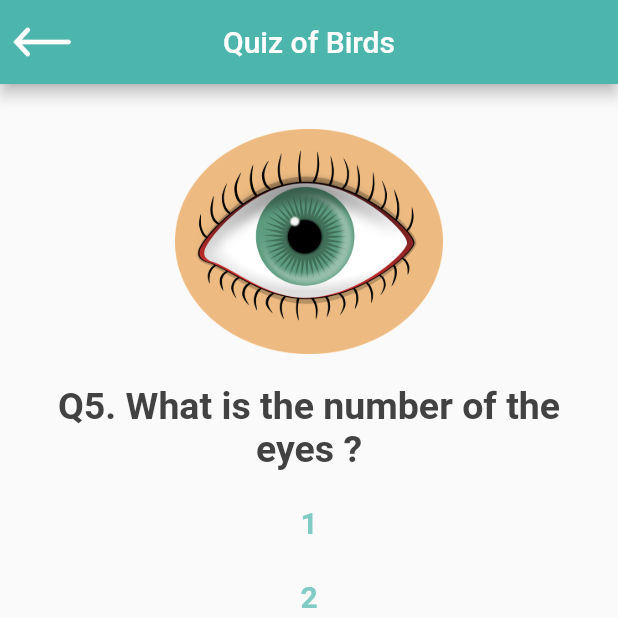
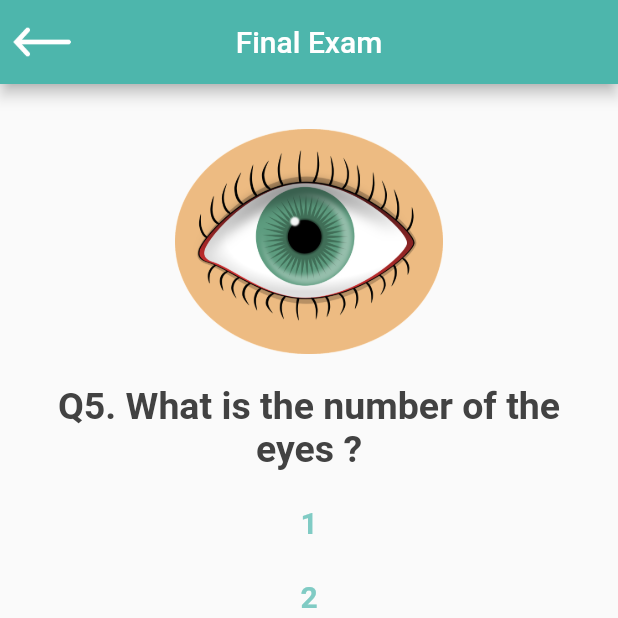
Before and after one commit to gihad5/child_GP, a Flutter app: the FinalExam screen opened directly, after a tap on "Next", on a phone screen of 412 x 824 dp, the top half of it. Run offline on Flutter 3.47's test engine with Material 2 defaults, Android fonts, the phone set to English and light mode, and no system bars; our stand-ins replace audioplayers, avatar_glow, carousel_slider, cloud_firestore, firebase_auth, firebase_core and 3 more; missing offline and left inert: dart:ffi; accounts and stored records are empty.

Commit message:
add score in firebase

```diff
--- a/lib/final.dart
+++ b/lib/final.dart
@@ -1,5 +1,7 @@
+import 'package:firebase_auth/firebase_auth.dart';
 import 'package:flutter/material.dart';
 import 'package:kido/finalexam2.dart';
+import 'package:cloud_firestore/cloud_firestore.dart';
 
 class FinalExam extends StatefulWidget {
   @override
@@ -7,8 +9,52 @@ class FinalExam extends StatefulWidget {
 }
 
 class _FinalExamState extends State<FinalExam> {
+  String myName = '';
+  String fatherName = '';
+  String motherName = '';
+  String myAge = '';
+  int totalScore = 0;
+
+  void getStudentInfo() {
+    final FirebaseFirestore _firestore = FirebaseFirestore.instance;
+    final CollectionReference _mainCollection = _firestore.collection('child');
+    String email = FirebaseAuth.instance.currentUser.email;
+
+    DocumentReference documentReferencer = _mainCollection.doc(email);
+    documentReferencer
+      ..get().then((value) {
+        myAge = value.data()["age"].toString();
+        motherName = value.data()["mother"].toString();
+        myName = value.data()["name"].toString();
+        fatherName = value.data()["father"].toString();
+        print('fffff' + fatherName);
+      });
+  }
+
   @override
   Widget build(BuildContext context) {
+    totalScore = 0;
+    final nameController = TextEditingController();
+    final ageController = TextEditingController();
+    final fatherController = TextEditingController();
+    final motherController = TextEditingController();
+
+    void calculateTotalScore() {
+      if (nameController.text.toString() == myName) {
+        totalScore += 2;
+      }
+      if (ageController.text.toString() == myAge) {
+        totalScore += 2;
+      }
+      if (fatherController.text.toString() == fatherName) {
+        totalScore += 2;
+      }
+      if (motherController.text.toString() == motherName) {
+        totalScore += 2;
+      }
+    }
+
+    getStudentInfo();
     return Scaffold(
       appBar: AppBar(
         leading: IconButton(
@@ -30,6 +76,7 @@ class _FinalExamState extends State<FinalExam> {
                 height: 16,
               ),
               TextField(
+                controller: nameController,
                 decoration: InputDecoration(
                   labelText: "Q1. What is your name?",
                   hintText: "",
@@ -48,6 +95,7 @@ class _FinalExamState extends State<FinalExam> {
                 height: 16,
               ),
               TextField(
+                controller: ageController,
                 decoration: InputDecoration(
                   labelText: "Q2. How old are you?",
                   hintText: "",
@@ -67,6 +115,7 @@ class _FinalExamState extends State<FinalExam> {
                 height: 16,
               ),
               TextField(
+                controller: fatherController,
                 decoration: InputDecoration(
                   labelText: "Q3. what is father's name?",
                   hintText: "",
@@ -86,6 +135,7 @@ class _FinalExamState extends State<FinalExam> {
                 height: 16,
               ),
               TextField(
+                controller: motherController,
                 decoration: InputDecoration(
                   labelText: "Q4. what is mother's name",
                   hintText: "",
@@ -110,8 +160,11 @@ class _FinalExamState extends State<FinalExam> {
                       shape: RoundedRectangleBorder(
                           borderRadius: BorderRadius.circular(20)),
                       onPressed: () {
-                        Navigator.push(context,
-                            MaterialPageRoute(builder: (context) => Final()));
+                        calculateTotalScore();
+                        Navigator.push(
+                            context,
+                            MaterialPageRoute(
+                                builder: (context) => Final(totalScore)));
                       },
                       color: Colors.teal[300],
                       child: Text(
--- a/lib/finalexam2.dart
+++ b/lib/finalexam2.dart
@@ -32,6 +32,9 @@ class Quiz extends StatelessWidget {
 }
 
 class Final extends StatefulWidget {
+  int totalScoree;
+  Final(this.totalScoree);
+
   @override
   _FinalState createState() => _FinalState();
 }
@@ -248,12 +251,18 @@ class _FinalState extends State<Final> {
   ];
 
   var _questionIndex = 0;
-  var _totalScore = 0;
+  int _totalScore = 0;
+
+  @override
+  void initState() {
+    _totalScore = widget.totalScoree;
+    print('totallll ' + _totalScore.toString());
+  }
 
   void _resetQuiz() {
     setState(() {
       _questionIndex = 0;
-      _totalScore = 0;
+      _totalScore = widget.totalScoree;
     });
   }
 
@@ -288,7 +297,7 @@ class _FinalState extends State<Final> {
           icon: Image.asset('images/arrow.png'),
         ),
         centerTitle: true,
-        title: Text('Quiz of Birds'),
+        title: Text('Final Exam'),
         backgroundColor: Colors.teal[300],
       ),
       body: Padding(
@@ -299,7 +308,7 @@ class _FinalState extends State<Final> {
                 questionIndex: _questionIndex,
                 questions: _questions,
               ) //Quiz
-            : Result(_totalScore, _resetQuiz),
+            : Result(_totalScore, _resetQuiz, "final exam"),
       ), //Padding
       //Scaffold
       // debugShowCheckedModeBanner: false,
--- a/lib/rana/day_quiz.dart
+++ b/lib/rana/day_quiz.dart
@@ -142,7 +142,7 @@ class _DaysQuizState extends State<DaysQuiz> {
                 questionIndex: _questionIndex,
                 questions: _questions,
               ) //Quiz
-            : Result(_totalScore, _resetQuiz),
+            : Result(_totalScore, _resetQuiz, "day"),
       ), //Padding
       //Scaffold
       // debugShowCheckedModeBanner: false,
--- a/lib/sara/monthQuiz.dart
+++ b/lib/sara/monthQuiz.dart
@@ -140,7 +140,7 @@ class _MonthQuizState extends State<MonthQuiz> {
                 questionIndex: _questionIndex,
                 questions: _questions,
               ) //Quiz
-            : Result(_totalScore, _resetQuiz),
+            : Result(_totalScore, _resetQuiz, "month"),
       ), //Padding
       //Scaffold
       // debugShowCheckedModeBanner: false,
--- a/lib/wessam/cloQuize.dart
+++ b/lib/wessam/cloQuize.dart
@@ -38,7 +38,6 @@ class CloQuize extends StatefulWidget {
 
 class _CloQuizeState extends State<CloQuize> {
   final _questions = [
-
     {
       'img': 'images/clo/jaket.png',
       'questionText': 'Q1. What is that name ?',
@@ -118,7 +117,6 @@ class _CloQuizeState extends State<CloQuize> {
   @override
   Widget build(BuildContext context) {
     return Container(
-
         child: Scaffold(
       appBar: AppBar(
         leading: IconButton(
@@ -139,7 +137,7 @@ class _CloQuizeState extends State<CloQuize> {
                 questionIndex: _questionIndex,
                 questions: _questions,
               ) //Quiz
-            : Result(_totalScore, _resetQuiz),
+            : Result(_totalScore, _resetQuiz, "Clothes"),
       ), //Padding
       //Scaffold
       // debugShowCheckedModeBanner: false,
--- a/pubspec.yaml
+++ b/pubspec.yaml
@@ -10,8 +10,10 @@ environment:
 
 dependencies:
   flame: ^1.0.0-releasecandidate.11
-  firebase_auth: ^0.18.4+1
-  firebase_core : ^0.5.0
+  firebase_auth: ^1.4.1
+  firebase_core : ^1.0.1
+  cloud_firestore: ^1.0.1
+
   flutter:
     sdk: flutter
   cupertino_icons: ^1.0.2
```
Also changed, not shown: lib/rana/qra_quiz.dart (+6 -6 lines), lib/rana/result.dart (+24 -6 lines), lib/yasmin/season_quiz.dart (+3 -4 lines), pubspec.lock.
